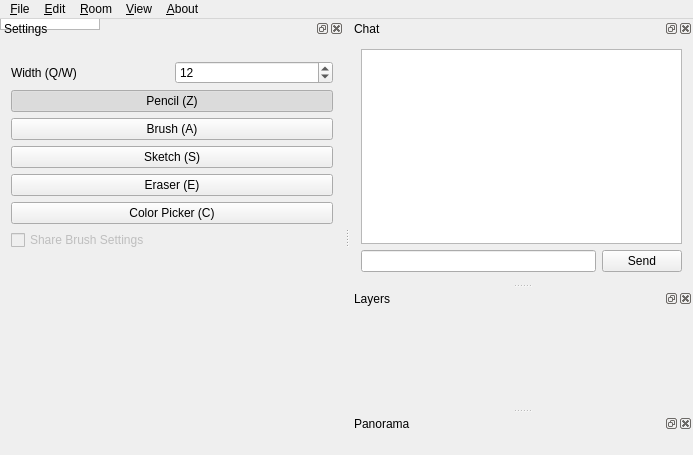
Qt form widgets/mainwindow.ui (liuyanghejerry/painttyWidget) before a commit.
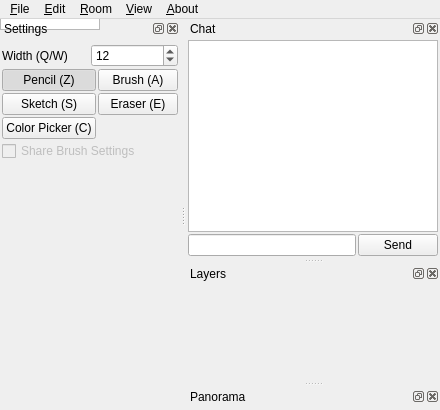
The same form after that commit. Custom widgets are drawn as their Qt base class.

Commit message: compare brush name using "=="; improve ui.

```diff
--- a/widgets/mainwindow.ui
+++ b/widgets/mainwindow.ui
@@ -2,14 +2,6 @@
 <ui version="4.0">
  <class>MainWindow</class>
  <widget class="QMainWindow" name="MainWindow">
-  <property name="geometry">
-   <rect>
-    <x>0</x>
-    <y>0</y>
-    <width>693</width>
-    <height>455</height>
-   </rect>
-  </property>
   <property name="windowTitle">
    <string>Mr.Paint</string>
   </property>
@@ -34,6 +26,12 @@
    </attribute>
    <widget class="QWidget" name="dockWidgetContents">
     <layout class="QVBoxLayout" name="verticalLayout_4">
+     <property name="spacing">
+      <number>2</number>
+     </property>
+     <property name="margin">
+      <number>2</number>
+     </property>
      <item>
       <widget class="ColorBox" name="colorBox" native="true"/>
      </item>
@@ -42,6 +40,9 @@
      </item>
      <item>
       <layout class="QHBoxLayout" name="horizontalLayout_3">
+       <property name="spacing">
+        <number>2</number>
+       </property>
        <item>
         <widget class="QLabel" name="label">
          <property name="text">
@@ -65,8 +66,11 @@
       </layout>
      </item>
      <item>
-      <layout class="QVBoxLayout" name="verticalLayout_3">
-       <item>
+      <layout class="QGridLayout" name="gridLayout">
+       <property name="spacing">
+        <number>2</number>
+       </property>
+       <item row="0" column="0">
         <widget class="QPushButton" name="pencilButton">
          <property name="text">
           <string>Pencil (Z)</string>
@@ -85,7 +89,33 @@
          </attribute>
         </widget>
        </item>
-       <item>
+       <item row="4" column="0">
+        <widget class="QPushButton" name="colorPicker">
+         <property name="text">
+          <string>Color Picker (C)</string>
+         </property>
+         <property name="checkable">
+          <bool>true</bool>
+         </property>
+        </widget>
+       </item>
+       <item row="2" column="0">
+        <widget class="QPushButton" name="sketchButton">
+         <property name="text">
+          <string>Sketch (S)</string>
+         </property>
+         <property name="checkable">
+          <bool>true</bool>
+         </property>
+         <property name="autoExclusive">
+          <bool>true</bool>
+         </property>
+         <attribute name="buttonGroup">
+          <string notr="true">buttonGroup</string>
+         </attribute>
+        </widget>
+       </item>
+       <item row="0" column="1">
         <widget class="QPushButton" name="brushButton">
          <property name="text">
           <string>Brush (A)</string>
@@ -104,23 +134,7 @@
          </attribute>
         </widget>
        </item>
-       <item>
-        <widget class="QPushButton" name="sketchButton">
-         <property name="text">
-          <string>Sketch (S)</string>
-         </property>
-         <property name="checkable">
-          <bool>true</bool>
-         </property>
-         <property name="autoExclusive">
-          <bool>true</bool>
-         </property>
-         <attribute name="buttonGroup">
-          <string notr="true">buttonGroup</string>
-         </attribute>
-        </widget>
-       </item>
-       <item>
+       <item row="2" column="1">
         <widget class="QPushButton" name="eraserButton">
          <property name="text">
           <string>Eraser (E)</string>
@@ -136,16 +150,6 @@
          </attribute>
         </widget>
        </item>
-       <item>
-        <widget class="QPushButton" name="colorPicker">
-         <property name="text">
-          <string>Color Picker (C)</string>
-         </property>
-         <property name="checkable">
-          <bool>true</bool>
-         </property>
-        </widget>
-       </item>
       </layout>
      </item>
      <item>
@@ -165,8 +169,8 @@
        </property>
        <property name="sizeHint" stdset="0">
         <size>
-         <width>20</width>
-         <height>40</height>
+         <width>0</width>
+         <height>0</height>
         </size>
        </property>
       </spacer>
@@ -189,6 +193,12 @@
    </attribute>
    <widget class="QWidget" name="dockWidgetContents_2">
     <layout class="QVBoxLayout" name="verticalLayout">
+     <property name="spacing">
+      <number>2</number>
+     </property>
+     <property name="margin">
+      <number>2</number>
+     </property>
      <item>
       <widget class="QTextEdit" name="textEdit">
        <property name="readOnly">
@@ -201,6 +211,9 @@
      </item>
      <item>
       <layout class="QHBoxLayout" name="horizontalLayout">
+       <property name="spacing">
+        <number>2</number>
+       </property>
        <item>
         <widget class="QLineEdit" name="lineEdit">
          <property name="sizePolicy">
@@ -238,6 +251,12 @@
    </attribute>
    <widget class="QWidget" name="dockWidgetContents_3">
     <layout class="QVBoxLayout" name="verticalLayout_2">
+     <property name="spacing">
+      <number>2</number>
+     </property>
+     <property name="margin">
+      <number>2</number>
+     </property>
      <item>
       <widget class="LayerWidget" name="layerWidget" native="true"/>
      </item>
@@ -249,8 +268,8 @@
     <rect>
      <x>0</x>
      <y>0</y>
-     <width>693</width>
-     <height>23</height>
+     <width>705</width>
+     <height>21</height>
     </rect>
    </property>
    <widget class="QMenu" name="menu_File">
@@ -316,6 +335,12 @@
    </attribute>
    <widget class="QWidget" name="panoramaContents">
     <layout class="QVBoxLayout" name="panoramaLayout">
+     <property name="spacing">
+      <number>2</number>
+     </property>
+     <property name="margin">
+      <number>2</number>
+     </property>
      <item>
       <widget class="PanoramaWidget" name="panorama" native="true">
        <property name="sizePolicy">
```
Left out of the diff: 11 changed lines with no effect on the pictures. The commit also changes 1 other file.
